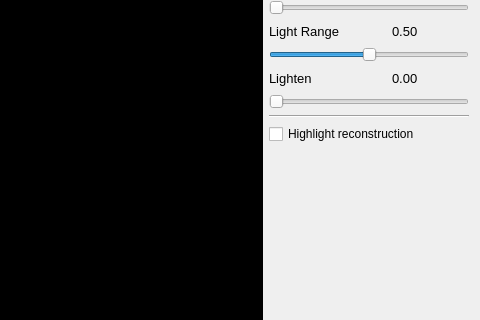
The window that platform/qt/MainWindow.ui (ilia3101/MLV-App) describes before a commit, drawn with Qt 5; both pictures show x 717 to 1197 and y 480 to 800 of the 1197 by 901 pixel window.
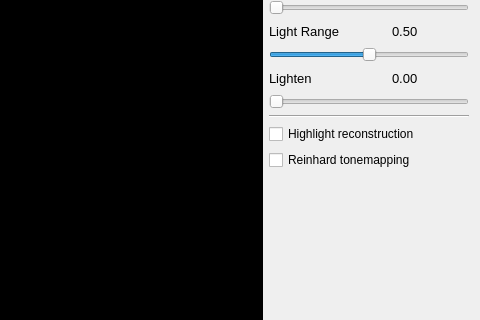
The same window after the commit. Icons and pictures are not drawn.

Commit message:
QtApp changes: - deleted ffmpeg shared library support, I have another plan to get more than 8bits out of the program - Reinhard Tonemapping checkbox
Camera_matrices:
- program could crash, @Ilia please fix - I made a TODO comment.

The edit to the form file:
```diff
--- a/platform/qt/MainWindow.ui
+++ b/platform/qt/MainWindow.ui
@@ -825,6 +825,13 @@
         </property>
        </widget>
       </item>
+      <item>
+       <widget class="QCheckBox" name="checkBoxReinhardTonemapping">
+        <property name="text">
+         <string>Reinhard tonemapping</string>
+        </property>
+       </widget>
+      </item>
       <item>
        <spacer name="verticalSpacer_2">
         <property name="orientation">
```
The commit also changes 4 other files.
